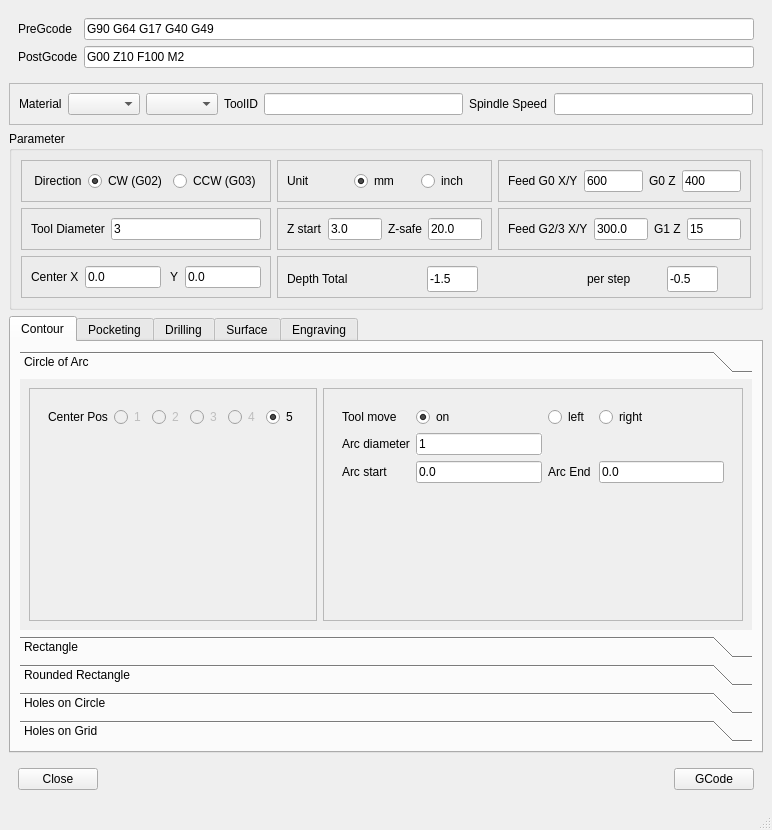
Before: the Qt Designer form form.ui in AlfredoCubitos/GCodeGenerator, drawn with Qt 5.
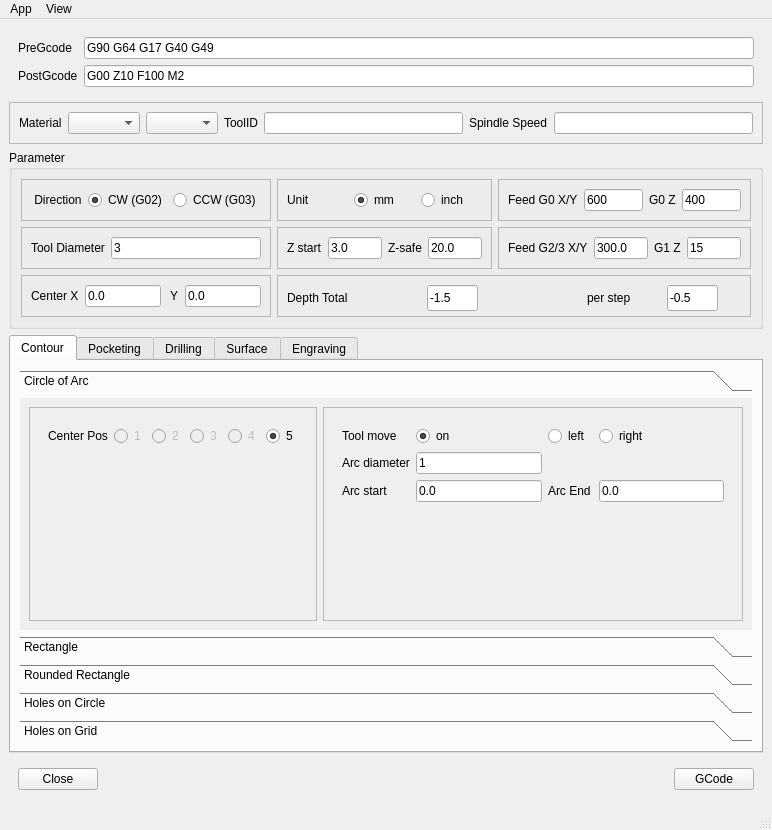
After: the same form once the commit is applied. The open tabs and pages were chosen to show the change. Icons and pictures are not drawn.

Commit message: view menu

```diff
--- a/form.ui
+++ b/form.ui
@@ -176,6 +176,9 @@
           </item>
           <item>
            <widget class="QRadioButton" name="unitMm">
+            <property name="enabled">
+             <bool>true</bool>
+            </property>
             <property name="accessibleName">
              <string comment="mm"/>
             </property>
@@ -483,8 +486,8 @@
             <rect>
              <x>0</x>
              <y>0</y>
-             <width>602</width>
-             <height>274</height>
+             <width>718</width>
+             <height>292</height>
             </rect>
            </property>
            <attribute name="label">
@@ -1402,9 +1405,25 @@
      <x>0</x>
      <y>0</y>
      <width>772</width>
-     <height>30</height>
+     <height>23</height>
     </rect>
    </property>
+   <widget class="QMenu" name="menuApp">
+    <property name="title">
+     <string>App</string>
+    </property>
+    <addaction name="actionQuit"/>
+   </widget>
+   <widget class="QMenu" name="menuView">
+    <property name="title">
+     <string>View</string>
+    </property>
+    <addaction name="actionGCode_Pre_Post"/>
+    <addaction name="actionMaterial"/>
+    <addaction name="actionMachine_Params"/>
+   </widget>
+   <addaction name="menuApp"/>
+   <addaction name="menuView"/>
   </widget>
   <widget class="QStatusBar" name="statusbar"/>
   <action name="actionOpen">
```
Left out of the diff: 66 changed lines with no effect on the pictures. The commit also changes 2 other files.
